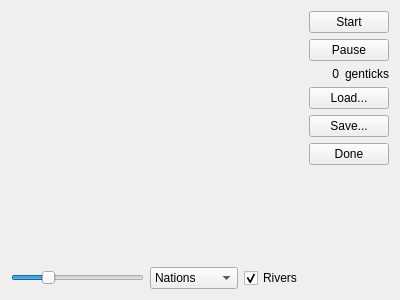
Qt form history.ui (tps12/Tec-Nine) before a commit.
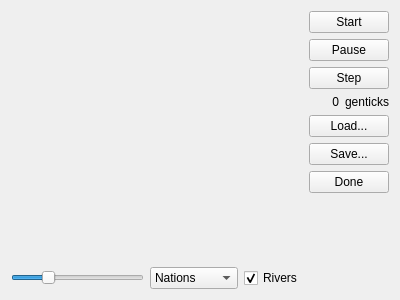
The same form after that commit.

Commit message: Add step button

Diff of the .ui file:
```diff
--- a/history.ui
+++ b/history.ui
@@ -125,6 +125,13 @@
        </property>
       </widget>
      </item>
+     <item>
+      <widget class="QPushButton" name="step">
+       <property name="text">
+        <string>Step</string>
+       </property>
+      </widget>
+     </item>
      <item>
       <layout class="QHBoxLayout" name="horizontalLayout_2">
        <item>
```
The commit also changes 1 other file.
